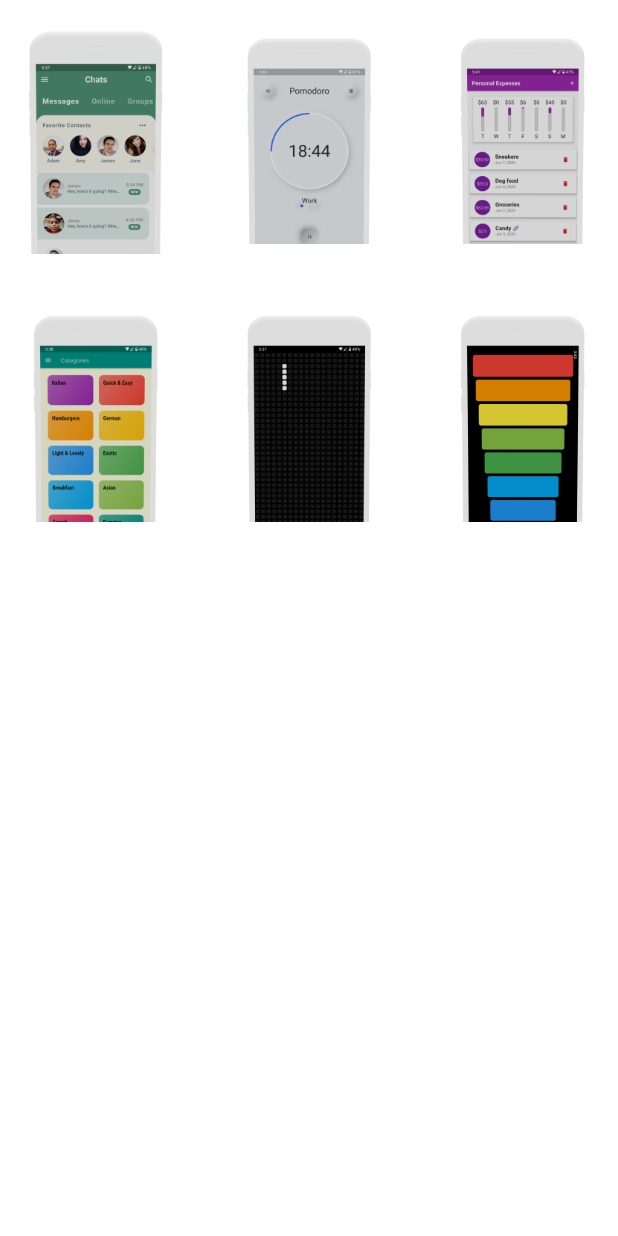
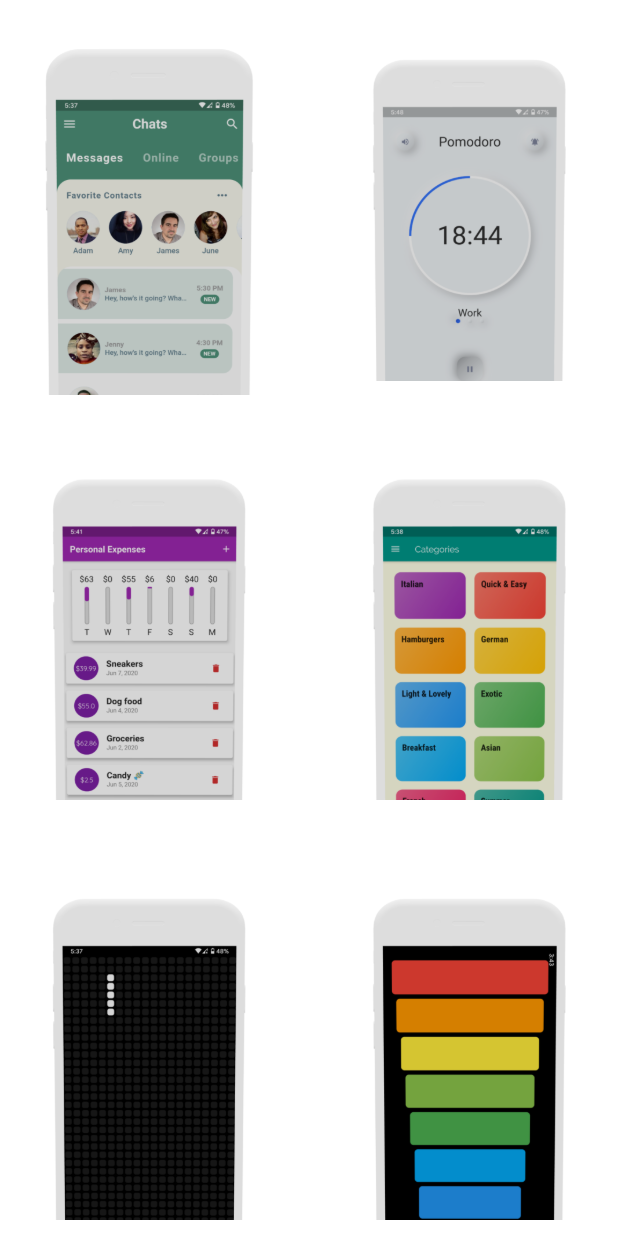
Before and after one commit to MatthieuNadeau96/flutter_portfolio, a Flutter app: the WorkScreen screen opened directly, on a phone screen of 412 x 824 dp. Run offline on Flutter 3.47's test engine with Material 2 defaults, Android fonts, the light colour scheme and no system bars; our stand-ins replace carousel_slider, flutter_bloc, font_awesome_flutter, timeline_tile.

Commit message:
Added more Responsive design for Web. By switching the bottom detail modal to be a side panel for desktop

```diff
--- a/lib/screens/contact_screen.dart
+++ b/lib/screens/contact_screen.dart
@@ -9,6 +9,7 @@ class ContactScreen extends StatelessWidget with NavigationStates {
     final theme = Theme.of(context);
     return Scaffold(
       body: Container(
+        constraints: BoxConstraints(maxWidth: 550),
         width: MediaQuery.of(context).size.width,
         child: Column(
           crossAxisAlignment: CrossAxisAlignment.center,
--- a/lib/screens/home_screen.dart
+++ b/lib/screens/home_screen.dart
@@ -6,6 +6,7 @@ class HomeScreen extends StatelessWidget with NavigationStates {
   Widget build(BuildContext context) {
     return Scaffold(
       body: Container(
+        constraints: BoxConstraints(maxWidth: 550),
         child: Column(
           // mainAxisAlignment: MainAxisAlignment.center,
           crossAxisAlignment: CrossAxisAlignment.start,
--- a/lib/screens/work_screen.dart
+++ b/lib/screens/work_screen.dart
@@ -1,8 +1,10 @@
+import 'package:carousel_slider/carousel_slider.dart';
 import 'package:flutter/material.dart';
 import 'package:flutter_portfolio/bloc/navigation_bloc.dart';
 import 'package:flutter_portfolio/model/project_model.dart';
 import 'package:flutter_portfolio/repository/repository.dart';
 import 'package:flutter_portfolio/widgets/detail_modal.dart';
+import 'package:font_awesome_flutter/font_awesome_flutter.dart';
 
 class WorkScreen extends StatefulWidget with NavigationStates {
   @override
@@ -11,6 +13,14 @@ class WorkScreen extends StatefulWidget with NavigationStates {
 
 class _WorkScreenState extends State<WorkScreen> {
   List<ProjectModel> projects = List<ProjectModel>();
+
+  String titleDetails;
+  String descriptionDetails;
+  String phonePicDetails;
+  String developmentDetails;
+  List<String> toolsDetails;
+  List<String> screenshotsDetails;
+  bool detailOpened = false;
   @override
   void initState() {
     super.initState();
@@ -19,30 +29,55 @@ class _WorkScreenState extends State<WorkScreen> {
 
   @override
   Widget build(BuildContext context) {
+    final size = MediaQuery.of(context).size;
+    final mobile = size.width < 770;
+    final desktop = size.width >= 770;
+
     return Scaffold(
-      body: Column(
+      body: Container(
+        child: Row(
+          children: [
+            Expanded(
+              flex: 2,
+              child: Container(
+                constraints: BoxConstraints(
+                    maxWidth: desktop ? size.width * 0.56 : double.infinity),
+                child: Column(
                   crossAxisAlignment: CrossAxisAlignment.start,
                   children: [
                     Expanded(
                       child: GridView.builder(
                         gridDelegate: SliverGridDelegateWithFixedCrossAxisCount(
-                crossAxisCount: 3,
+                          crossAxisCount: mobile ? 2 : 3,
                           mainAxisSpacing: 15,
                           crossAxisSpacing: 15,
                           childAspectRatio: 3 / 4,
                         ),
                         itemBuilder: (context, index) {
                           final ProjectModel project = projects[index];
-                return InkWell(
+                          return Container(
+                            height: 100,
+                            child: InkWell(
                               onTap: () {
-                    DetailModal(
+                                setState(() {
+                                  detailOpened = true;
+                                  titleDetails = project.title;
+                                  descriptionDetails = project.description;
+                                  phonePicDetails = project.phonePic;
+                                  developmentDetails = project.development;
+                                  toolsDetails = project.tools;
+                                  screenshotsDetails = project.screenshots;
+                                });
+                                mobile
+                                    ? DetailModal(
                                         title: project.title,
                                         description: project.description,
                                         phonePic: project.phonePic,
                                         development: project.development,
                                         tools: project.tools,
                                         screenshots: project.screenshots,
-                    ).mainBottomSheet(context);
+                                      ).mainBottomSheet(context)
+                                    : Container();
                               },
                               child: Container(
                                 child: Center(
@@ -51,6 +86,7 @@ class _WorkScreenState extends State<WorkScreen> {
                                   fit: BoxFit.contain,
                                 )),
                               ),
+                            ),
                           );
                         },
                         itemCount: projects.length,
@@ -58,6 +94,41 @@ class _WorkScreenState extends State<WorkScreen> {
                     ),
                   ],
                 ),
+              ),
+            ),
+            if (desktop)
+              Expanded(
+                child: Container(
+                  decoration: BoxDecoration(
+                    color: Theme.of(context).canvasColor,
+                    boxShadow: detailOpened
+                        ? [
+                            BoxShadow(
+                              color: Colors.grey.withOpacity(0.2),
+                              spreadRadius: 2,
+                              blurRadius: 0,
+                              offset:
+                                  Offset(0, 0), // changes position of shadow
+                            ),
+                          ]
+                        : null,
+                  ),
+                  // color: Colors.green,
+                  child: (titleDetails != null)
+                      ? Details(
+                          title: titleDetails,
+                          description: descriptionDetails,
+                          phonePic: phonePicDetails,
+                          development: developmentDetails,
+                          tools: toolsDetails,
+                          screenshots: screenshotsDetails,
+                        )
+                      : (Container()),
+                ),
+              ),
+          ],
+        ),
+      ),
     );
   }
 }
```
Also changed, not shown: lib/widgets/detail_modal.dart (+40 -14 lines). Lines whose indentation alone changed are shown as unchanged.
